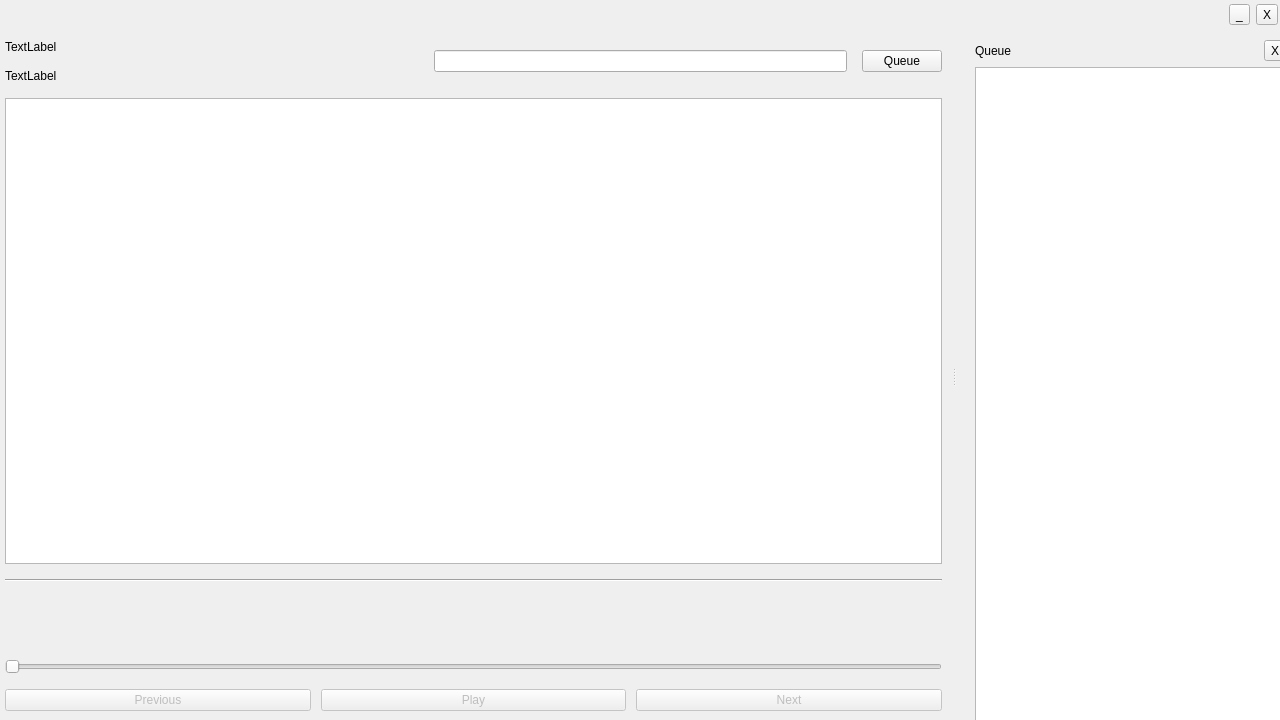
lonskyne/crescendo, file playlist.ui: the form before one commit.
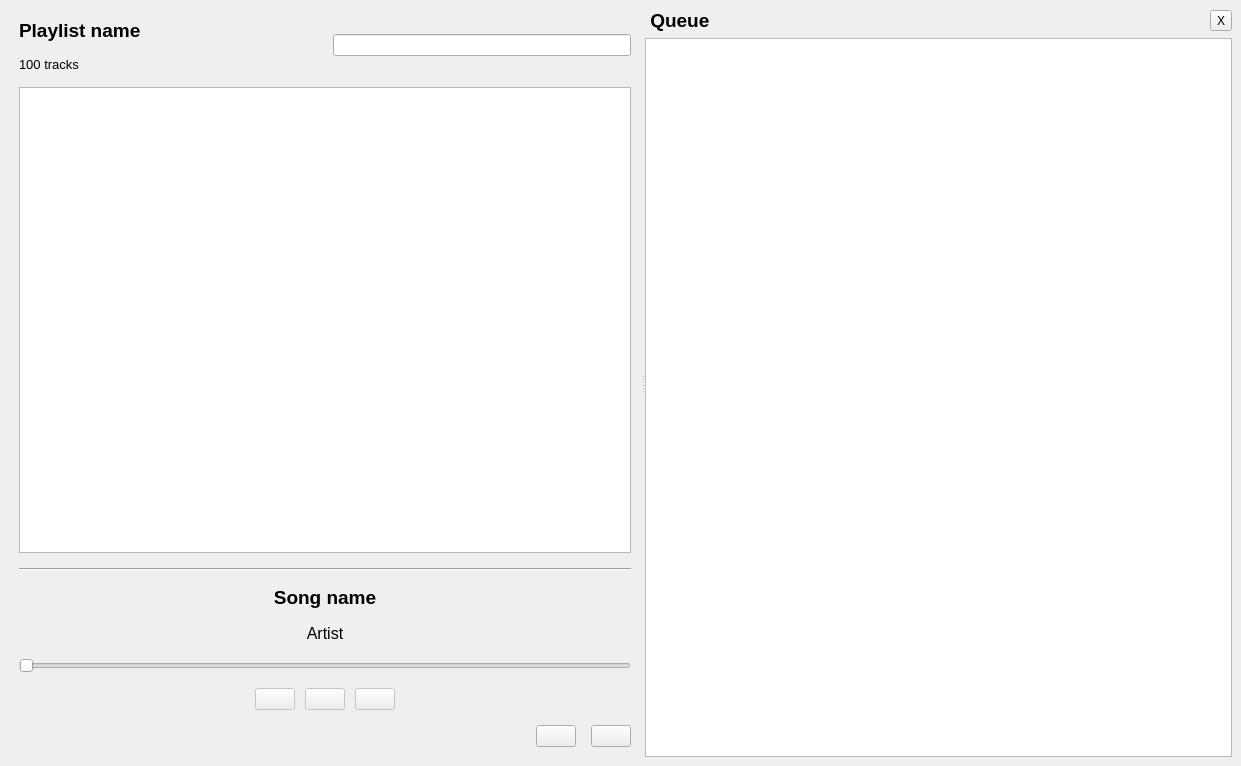
The form after the commit. Icons and pictures are not drawn.

Commit message: Add icons to buttons. Add shuffle on/off.

```diff
--- a/playlist.ui
+++ b/playlist.ui
@@ -6,59 +6,19 @@
    <rect>
     <x>0</x>
     <y>0</y>
-    <width>1280</width>
-    <height>720</height>
+    <width>1241</width>
+    <height>766</height>
    </rect>
   </property>
   <property name="windowTitle">
    <string>MainWindow</string>
   </property>
   <widget class="QWidget" name="centralwidget">
-   <widget class="QWidget" name="widget_title_bar" native="true">
-    <property name="geometry">
-     <rect>
-      <x>-1</x>
-      <y>-1</y>
-      <width>1281</width>
-      <height>31</height>
-     </rect>
-    </property>
-    <widget class="QWidget" name="horizontalLayoutWidget_4">
-     <property name="geometry">
-      <rect>
-       <x>1230</x>
-       <y>0</y>
-       <width>51</width>
-       <height>31</height>
-      </rect>
-     </property>
-     <layout class="QHBoxLayout" name="horizontalLayout_title_bar_buttons">
+   <layout class="QVBoxLayout" name="verticalLayout_5">
       <item>
-       <widget class="QToolButton" name="toolButton_minimise_app">
-        <property name="text">
-         <string>_</string>
-        </property>
-       </widget>
-      </item>
+     <layout class="QVBoxLayout" name="verticalLayout_21">
       <item>
-       <widget class="QToolButton" name="toolButton_close_app">
-        <property name="text">
-         <string>X</string>
-        </property>
-       </widget>
-      </item>
-     </layout>
-    </widget>
-   </widget>
    <widget class="QSplitter" name="splitter">
-    <property name="geometry">
-     <rect>
-      <x>-5</x>
-      <y>30</y>
-      <width>1291</width>
-      <height>691</height>
-     </rect>
-    </property>
     <property name="maximumSize">
      <size>
       <width>16777215</width>
@@ -100,8 +60,15 @@
               <verstretch>0</verstretch>
              </sizepolicy>
             </property>
+                <property name="font">
+                 <font>
+                  <pointsize>14</pointsize>
+                  <weight>75</weight>
+                  <bold>true</bold>
+                 </font>
+                </property>
             <property name="text">
-             <string>TextLabel</string>
+                 <string>Playlist name</string>
             </property>
            </widget>
           </item>
@@ -113,8 +80,13 @@
               <verstretch>0</verstretch>
              </sizepolicy>
             </property>
+                <property name="font">
+                 <font>
+                  <pointsize>10</pointsize>
+                 </font>
+                </property>
             <property name="text">
-             <string>TextLabel</string>
+                 <string>100 tracks</string>
             </property>
            </widget>
           </item>
@@ -123,19 +95,6 @@
         <item>
          <widget class="QLineEdit" name="lineEdit_search"/>
         </item>
-        <item>
-         <widget class="QPushButton" name="pushButton_view_queue">
-          <property name="sizePolicy">
-           <sizepolicy hsizetype="Minimum" vsizetype="Fixed">
-            <horstretch>0</horstretch>
-            <verstretch>0</verstretch>
-           </sizepolicy>
-          </property>
-          <property name="text">
-           <string>Queue</string>
-          </property>
-         </widget>
-        </item>
        </layout>
       </item>
       <item>
@@ -158,6 +117,19 @@
       </item>
       <item>
        <widget class="Line" name="line">
+            <property name="enabled">
+             <bool>true</bool>
+            </property>
+            <property name="font">
+             <font>
+              <pointsize>1</pointsize>
+              <weight>75</weight>
+              <bold>true</bold>
+             </font>
+            </property>
+            <property name="lineWidth">
+             <number>1</number>
+            </property>
         <property name="orientation">
          <enum>Qt::Horizontal</enum>
         </property>
@@ -167,13 +139,13 @@
        <widget class="QLabel" name="label_current_playing_title">
         <property name="font">
          <font>
-          <pointsize>12</pointsize>
+              <pointsize>14</pointsize>
           <weight>75</weight>
           <bold>true</bold>
          </font>
         </property>
         <property name="text">
-         <string/>
+             <string>Song name</string>
         </property>
         <property name="alignment">
          <set>Qt::AlignCenter</set>
@@ -182,8 +154,13 @@
       </item>
       <item>
        <widget class="QLabel" name="label_current_playing_artist">
+            <property name="font">
+             <font>
+              <pointsize>12</pointsize>
+             </font>
+            </property>
         <property name="text">
-         <string/>
+             <string>Artist</string>
         </property>
         <property name="alignment">
          <set>Qt::AlignCenter</set>
@@ -208,13 +185,36 @@
         <property name="spacing">
          <number>10</number>
         </property>
+            <item>
+             <spacer name="horizontalSpacer">
+              <property name="orientation">
+               <enum>Qt::Horizontal</enum>
+              </property>
+              <property name="sizeHint" stdset="0">
+               <size>
+                <width>40</width>
+                <height>20</height>
+               </size>
+              </property>
+             </spacer>
+            </item>
         <item>
          <widget class="QPushButton" name="pushButton_previous">
           <property name="enabled">
            <bool>false</bool>
           </property>
           <property name="text">
-           <string>Previous</string>
+               <string/>
+              </property>
+              <property name="icon">
+               <iconset>
+                <normaloff>icons/previous.png</normaloff>icons/previous.png</iconset>
+              </property>
+              <property name="iconSize">
+               <size>
+                <width>24</width>
+                <height>24</height>
+               </size>
           </property>
          </widget>
         </item>
@@ -224,7 +224,17 @@
            <bool>false</bool>
           </property>
           <property name="text">
-           <string>Play</string>
+               <string/>
+              </property>
+              <property name="icon">
+               <iconset>
+                <normaloff>icons/play.png</normaloff>icons/play.png</iconset>
+              </property>
+              <property name="iconSize">
+               <size>
+                <width>24</width>
+                <height>24</height>
+               </size>
           </property>
          </widget>
         </item>
@@ -234,7 +244,93 @@
            <bool>false</bool>
           </property>
           <property name="text">
-           <string>Next</string>
+               <string/>
+              </property>
+              <property name="icon">
+               <iconset>
+                <normaloff>icons/next.png</normaloff>icons/next.png</iconset>
+              </property>
+              <property name="iconSize">
+               <size>
+                <width>24</width>
+                <height>24</height>
+               </size>
+              </property>
+             </widget>
+            </item>
+            <item>
+             <spacer name="horizontalSpacer_2">
+              <property name="orientation">
+               <enum>Qt::Horizontal</enum>
+              </property>
+              <property name="sizeHint" stdset="0">
+               <size>
+                <width>40</width>
+                <height>20</height>
+               </size>
+              </property>
+             </spacer>
+            </item>
+           </layout>
+          </item>
+          <item>
+           <layout class="QHBoxLayout" name="horizontalLayout_7">
+            <item>
+             <spacer name="horizontalSpacer_3">
+              <property name="orientation">
+               <enum>Qt::Horizontal</enum>
+              </property>
+              <property name="sizeHint" stdset="0">
+               <size>
+                <width>40</width>
+                <height>20</height>
+               </size>
+              </property>
+             </spacer>
+            </item>
+            <item>
+             <widget class="QPushButton" name="pushButton_shuffle">
+              <property name="text">
+               <string/>
+              </property>
+              <property name="icon">
+               <iconset>
+                <normaloff>icons/shuffle.png</normaloff>icons/shuffle.png</iconset>
+              </property>
+              <property name="iconSize">
+               <size>
+                <width>24</width>
+                <height>24</height>
+               </size>
+              </property>
+              <property name="checkable">
+               <bool>true</bool>
+              </property>
+              <property name="checked">
+               <bool>false</bool>
+              </property>
+             </widget>
+            </item>
+            <item>
+             <widget class="QPushButton" name="pushButton_view_queue">
+              <property name="sizePolicy">
+               <sizepolicy hsizetype="Minimum" vsizetype="Fixed">
+                <horstretch>0</horstretch>
+                <verstretch>0</verstretch>
+               </sizepolicy>
+              </property>
+              <property name="text">
+               <string/>
+              </property>
+              <property name="icon">
+               <iconset>
+                <normaloff>icons/queue.png</normaloff>icons/queue.png</iconset>
+              </property>
+              <property name="iconSize">
+               <size>
+                <width>24</width>
+                <height>24</height>
+               </size>
           </property>
          </widget>
         </item>
@@ -246,15 +342,20 @@
      <property name="enabled">
       <bool>true</bool>
      </property>
-     <widget class="QWidget" name="verticalLayoutWidget_3">
-      <property name="geometry">
-       <rect>
-        <x>19</x>
-        <y>10</y>
-        <width>311</width>
-        <height>701</height>
-       </rect>
-      </property>
+         <property name="sizePolicy">
+          <sizepolicy hsizetype="Expanding" vsizetype="Expanding">
+           <horstretch>0</horstretch>
+           <verstretch>0</verstretch>
+          </sizepolicy>
+         </property>
+         <property name="maximumSize">
+          <size>
+           <width>16777215</width>
+           <height>16777215</height>
+          </size>
+         </property>
+         <layout class="QVBoxLayout" name="verticalLayout_6">
+          <item>
       <layout class="QVBoxLayout" name="verticalLayout_20">
        <property name="sizeConstraint">
         <enum>QLayout::SetMaximumSize</enum>
@@ -263,8 +364,15 @@
         <layout class="QHBoxLayout" name="horizontalLayout_6">
          <item>
           <widget class="QLabel" name="label">
+                <property name="font">
+                 <font>
+                  <pointsize>14</pointsize>
+                  <weight>75</weight>
+                  <bold>true</bold>
+                 </font>
+                </property>
            <property name="text">
-            <string>Queue</string>
+                 <string> Queue</string>
            </property>
           </widget>
          </item>
@@ -279,6 +387,12 @@
        </item>
        <item>
         <widget class="QListView" name="listView_queue">
+              <property name="sizePolicy">
+               <sizepolicy hsizetype="Preferred" vsizetype="Expanding">
+                <horstretch>0</horstretch>
+                <verstretch>0</verstretch>
+               </sizepolicy>
+              </property>
          <property name="font">
           <font>
            <pointsize>12</pointsize>
@@ -287,9 +401,14 @@
         </widget>
        </item>
       </layout>
-     </widget>
-    </widget>
-   </widget>
+          </item>
+         </layout>
+        </widget>
+       </widget>
+      </item>
+     </layout>
+    </item>
+   </layout>
   </widget>
  </widget>
  <resources/>
```
Lines whose indentation alone changed are shown as unchanged. The commit also changes 12 other files.
